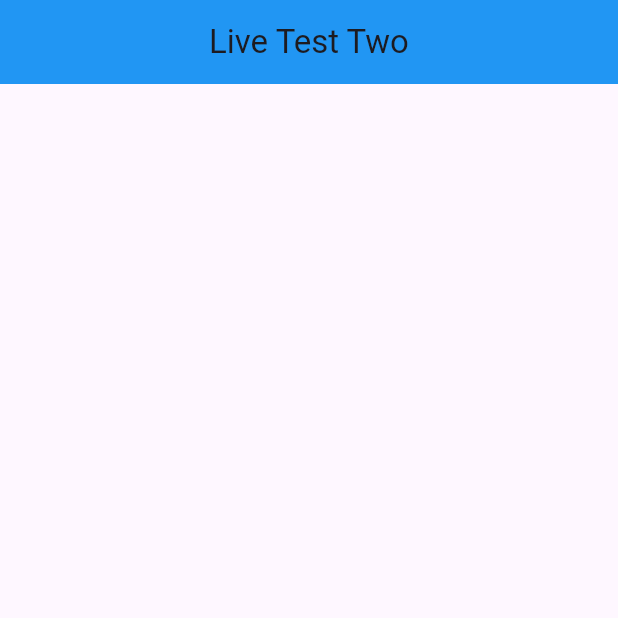
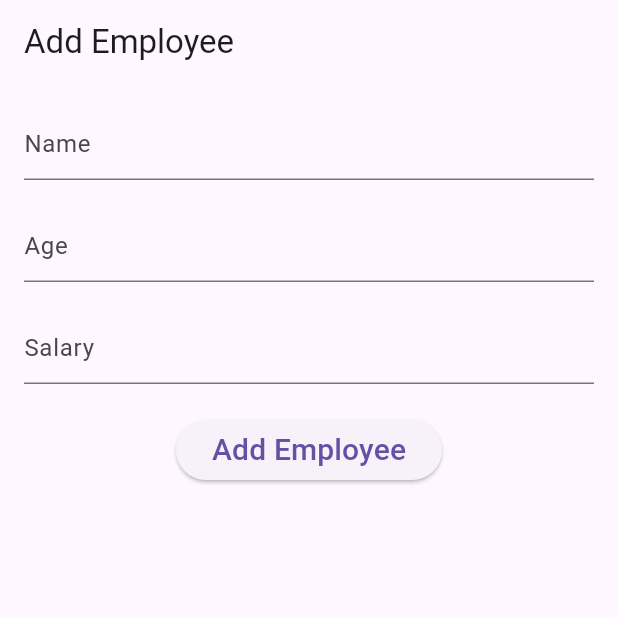
Before and after one commit to tajislam001/livetest_2, a Flutter app: the screen it shows after launch, on a phone screen of 412 x 824 dp, the top half of it. Run offline on Flutter 3.47's test engine with Material 3 defaults, Android fonts, the phone set to English and light mode, and no system bars.

Commit message:
as requirement

```diff
--- a/lib/LiveTest_2.dart
+++ b/lib/LiveTest_2.dart
@@ -7,14 +7,89 @@ class Livetest2 extends StatefulWidget{
 }
 
 class _Livetest2 extends State<Livetest2>{
+  final _formKey = GlobalKey<FormState>();
   @override
   Widget build(BuildContext context){
     return Scaffold(
+
       appBar: AppBar(
-        backgroundColor: Colors.blue,
-        title: Text("Live Test Two"),
-        centerTitle: true,
+
+        title: Text("Add Employee"),
+
       ),
+
+      body: Padding(
+    padding: const EdgeInsets.all(16.0),
+        child: Column(
+          children: [
+            Form(
+              key: _formKey,
+                child: Column(
+                  children: [
+                    TextFormField(
+
+                      decoration: InputDecoration(
+                        hintText:'Name',
+
+
+                      ),
+                      validator: (value) {
+                        if (value == null || value.isEmpty) {
+                          return "Empty Name not allow";
+                        }
+                        return null;
+                      },
+                    ),
+                    SizedBox(height: 20,),
+                    TextFormField(
+
+                      decoration: InputDecoration(
+                        hintText:'Age',
+
+
+                      ),
+                      validator: (value) {
+                        if (value == null || value.isEmpty) {
+                          return "Empty Age not allow";
+                        }
+                        return null;
+                      },
+                    ),
+                    SizedBox(height: 20,),
+                    TextFormField(
+
+                      decoration: InputDecoration(
+                        hintText:'Salary',
+
+
+                      ),
+                      validator: (value) {
+                        if (value == null || value.isEmpty) {
+                          return "Empty Salary not allow";
+                        }
+                        return null;
+                      },
+                    ),
+                    SizedBox(height: 20,),
+                      ElevatedButton(
+                          style: ElevatedButton.styleFrom(
+
+                          ),
+                          onPressed: (){
+                            if(_formKey.currentState!.validate()){
+
+                            }
+
+                          },
+                          child: Text('Add Employee',style: TextStyle(fontSize: 20,),)
+                      ),
+
+                  ],
+                ))
+          ],
+        ),
+
+      )
     );
   }
 }
```
